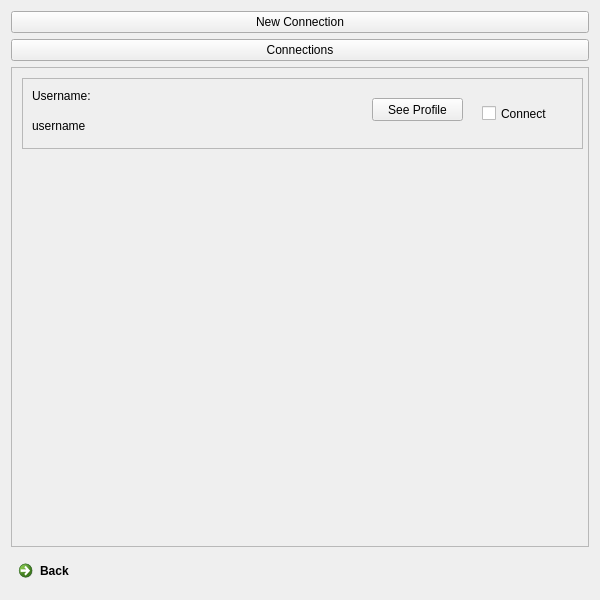
Qt form ui/network.ui (PooyaFekri/LinkedIn) before a commit.
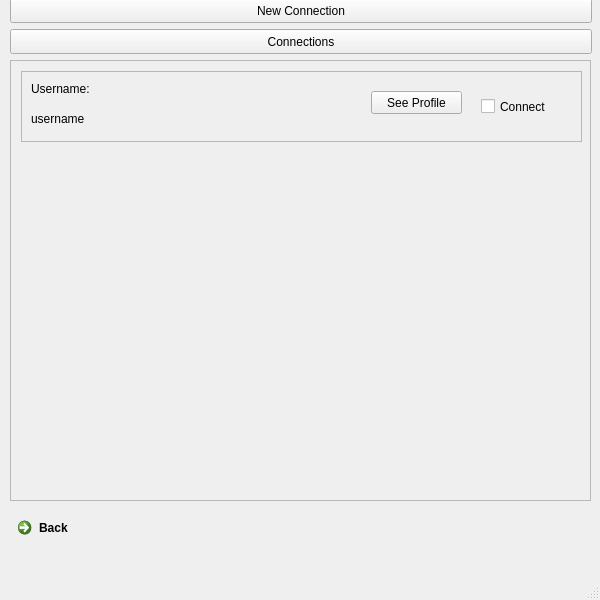
The same form after that commit.

```diff
--- a/ui/network.ui
+++ b/ui/network.ui
@@ -1,7 +1,7 @@
 <?xml version="1.0" encoding="UTF-8"?>
 <ui version="4.0">
- <class>Network</class>
- <widget class="QWidget" name="Network">
+ <class>MainWindow</class>
+ <widget class="QMainWindow" name="MainWindow">
   <property name="geometry">
    <rect>
     <x>0</x>
@@ -13,23 +13,55 @@
   <property name="windowTitle">
    <string>Form</string>
   </property>
-  <layout class="QVBoxLayout" name="verticalLayout">
-   <item>
+  <widget class="QWidget" name="centralwidget">
     <widget class="QPushButton" name="newConnection">
+    <property name="geometry">
+     <rect>
+      <x>10</x>
+      <y>-2</y>
+      <width>582</width>
+      <height>25</height>
+     </rect>
+    </property>
      <property name="text">
       <string>New Connection</string>
      </property>
     </widget>
-   </item>
-   <item>
+   <widget class="QCommandLinkButton" name="back_button">
+    <property name="geometry">
+     <rect>
+      <x>10</x>
+      <y>510</y>
+      <width>582</width>
+      <height>36</height>
+     </rect>
+    </property>
+    <property name="text">
+     <string>Back</string>
+    </property>
+   </widget>
     <widget class="QPushButton" name="connections">
+    <property name="geometry">
+     <rect>
+      <x>10</x>
+      <y>29</y>
+      <width>582</width>
+      <height>25</height>
+     </rect>
+    </property>
      <property name="text">
       <string>Connections</string>
      </property>
     </widget>
-   </item>
-   <item>
     <widget class="QScrollArea" name="scrollArea">
+    <property name="geometry">
+     <rect>
+      <x>10</x>
+      <y>60</y>
+      <width>581</width>
+      <height>441</height>
+     </rect>
+    </property>
      <property name="widgetResizable">
       <bool>true</bool>
      </property>
@@ -38,11 +70,11 @@
        <rect>
         <x>0</x>
         <y>0</y>
-        <width>580</width>
-        <height>475</height>
-       </rect>
-      </property>
-      <widget class="QFrame" name="frame">
+       <width>579</width>
+       <height>439</height>
+      </rect>
+     </property>
+     <widget class="QFrame" name="frame_3">
        <property name="geometry">
         <rect>
          <x>10</x>
@@ -112,15 +144,18 @@
       </widget>
      </widget>
     </widget>
-   </item>
-   <item>
-    <widget class="QCommandLinkButton" name="back_button">
-     <property name="text">
-      <string>Back</string>
-     </property>
-    </widget>
-   </item>
-  </layout>
+  </widget>
+  <widget class="QMenuBar" name="menubar">
+   <property name="geometry">
+    <rect>
+     <x>0</x>
+     <y>0</y>
+     <width>600</width>
+     <height>22</height>
+    </rect>
+   </property>
+  </widget>
+  <widget class="QStatusBar" name="statusbar"/>
  </widget>
  <resources/>
  <connections/>
```
Left out of the diff: 12 changed lines with no effect on the pictures. Lines whose indentation alone changed are shown as unchanged.
